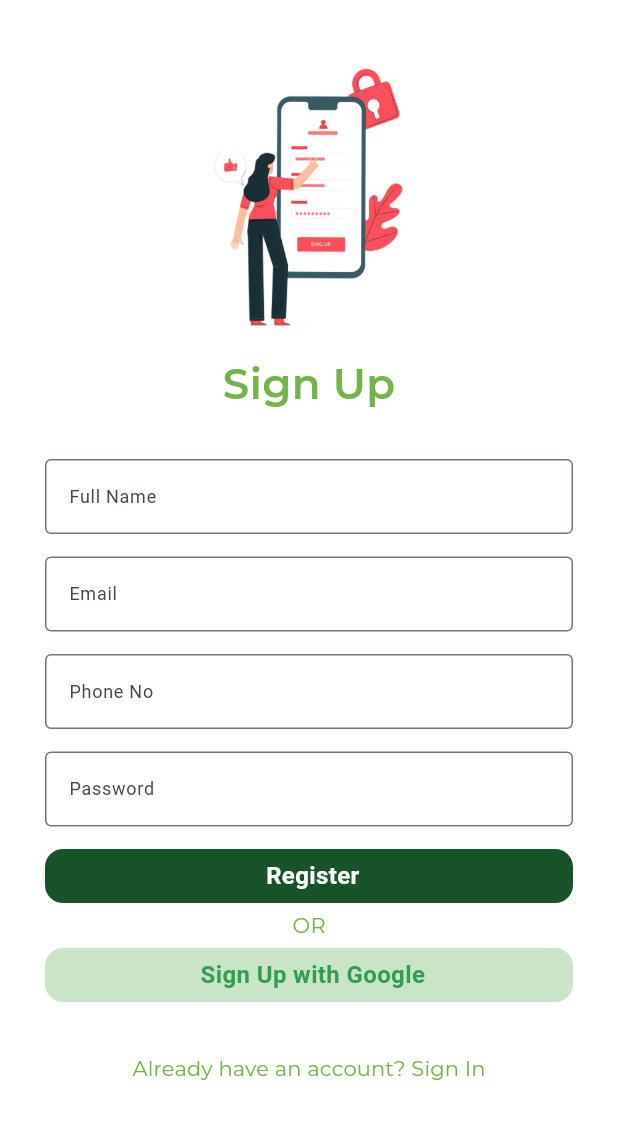
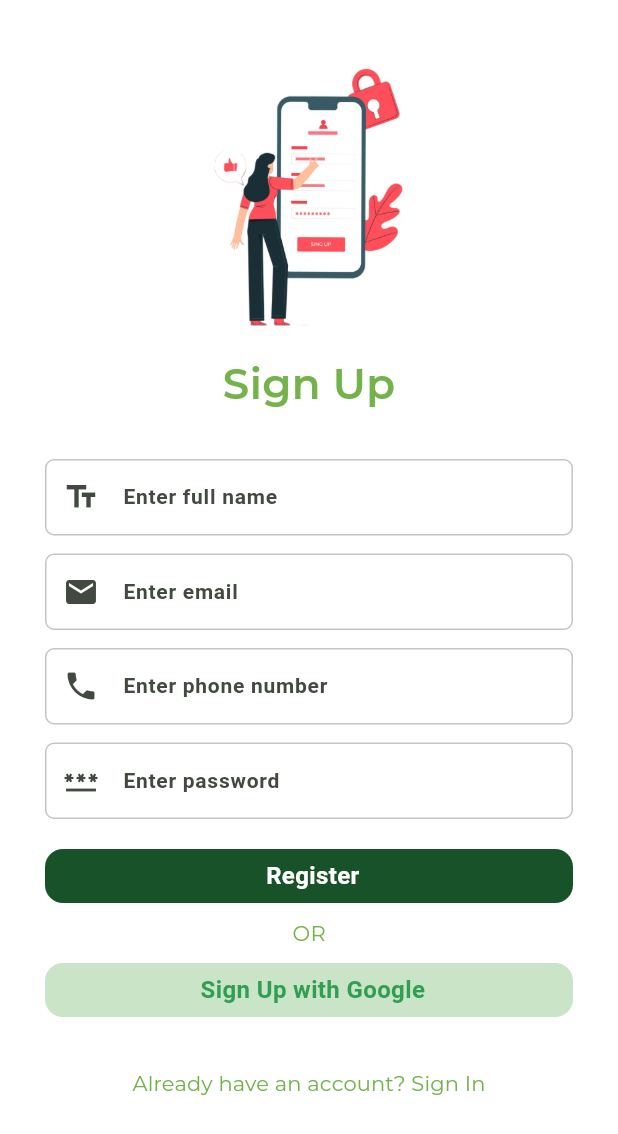
Before and after one commit to doublecreamchezeee/flutter-app, a Flutter app: the LoginScreen screen opened directly, after a tap on "Don't have account? Sign Up", on a phone screen of 412 x 824 dp. Shown: the top 1134 px of the screen. Run offline on Flutter 3.47's test engine with Material 3 defaults, Android fonts, the phone set to English and light mode, and no system bars; our stand-ins replace firebase_auth, firebase_core, flutter_otp_text_field, get, google_fonts; accounts and stored records are empty; network calls fail.

Commit message:
finish box text field

```diff
--- a/lib/features/authentication/screens/login/login_form.dart
+++ b/lib/features/authentication/screens/login/login_form.dart
@@ -16,21 +16,19 @@ class LoginForm extends StatelessWidget {
         Form(
             key: formKey,
             child: Column(children: [
-              TextFormField(
+              BoxInputField(
                 controller: controller.email,
-                decoration: const InputDecoration(
-                    labelText: 'Username',
-                    hintText: 'Email / Phone / Username',
-                    border: OutlineInputBorder()),
+                leading: const Icon(Icons.person),
+                placeholder: "Enter username",
               ),
               const SizedBox(height: 20),
-              TextFormField(
+              BoxInputField(
                 controller: controller.password,
-                decoration: const InputDecoration(
-                    labelText: 'Password',
-                    hintText: 'Password',
-                    border: OutlineInputBorder()),
+                leading: const Icon(Icons.password),
+                password: true,
+                placeholder: "Enter password",
               ),
+              const SizedBox(height: 10),
             ])),
         const SizedBox(height: 10),
         const LoginForgetPWModal(),
@@ -54,9 +52,8 @@ class LoginForm extends StatelessWidget {
           ),
         ),
         const SizedBox(
-          width: double.infinity,
-          child: BoxButton.outline(title: tSigninWGgBtn)
-        ),
+            width: double.infinity,
+            child: BoxButton.outline(title: tSigninWGgBtn)),
       ],
     );
   }
--- a/lib/features/authentication/screens/register/register_form.dart
+++ b/lib/features/authentication/screens/register/register_form.dart
@@ -15,38 +15,31 @@ class RegisterForm extends StatelessWidget {
       child: Form(
           key: formKey,
           child: Column(children: [
-            TextFormField(
+            BoxInputField(
               controller: controller.fullName,
-              decoration: const InputDecoration(
-                  labelText: 'Full Name',
-                  hintText: 'Full Name',
-                  border: OutlineInputBorder()),
+              leading: const Icon(Icons.text_fields),
+              placeholder: "Enter full name",
             ),
-            const SizedBox(height: 15),
-            TextFormField(
+            const SizedBox(height: 12),
+            BoxInputField(
               controller: controller.email,
-              decoration: const InputDecoration(
-                  labelText: 'Email',
-                  hintText: 'Email',
-                  border: OutlineInputBorder()),
+              leading: const Icon(Icons.email),
+              placeholder: "Enter email",
             ),
-            const SizedBox(height: 15),
-            TextFormField(
+            const SizedBox(height: 12),
+            BoxInputField(
               controller: controller.phone,
-              decoration: const InputDecoration(
-                  labelText: 'Phone No',
-                  hintText: 'Phone No',
-                  border: OutlineInputBorder()),
+              leading: const Icon(Icons.phone),
+              placeholder: "Enter phone number",
             ),
-            const SizedBox(height: 15),
-            TextFormField(
+            const SizedBox(height: 12),
+            BoxInputField(
               controller: controller.password,
-              decoration: const InputDecoration(
-                  labelText: 'Password',
-                  hintText: 'Password',
-                  border: OutlineInputBorder()),
+              leading: const Icon(Icons.password),
+              password: true,
+              placeholder: "Enter password",
             ),
-            const SizedBox(height: 15),
+            const SizedBox(height: 20),
             SizedBox(
                 width: double.infinity,
                 child: BoxButton(
@@ -60,7 +53,7 @@ class RegisterForm extends StatelessWidget {
                   },
                 )),
             const SizedBox(
-              height: 30,
+              height: 40,
               child: Align(
                 alignment: Alignment.center,
                 child: BoxText.caption("OR"),
--- a/lib/features/authentication/screens/verification/verify_email.dart
+++ b/lib/features/authentication/screens/verification/verify_email.dart
@@ -33,13 +33,10 @@ class _VerifyEmailState extends State<VerifyEmail> {
             Form(
               child: Column(
                 children: [
-                  TextFormField(
+                  BoxInputField(
                     controller: controller,
-                    decoration: const InputDecoration(
-                      labelText: 'Email',
-                      hintText: 'Email',
-                      border: OutlineInputBorder(),
-                    ),
+                    leading: const Icon(Icons.email),
+                    placeholder: 'Enter Email',
                   ),
                 ],
               ),
--- a/lib/features/authentication/screens/verification/verify_phone.dart
+++ b/lib/features/authentication/screens/verification/verify_phone.dart
@@ -4,14 +4,14 @@ import 'package:flutter_application_1/ui.dart';
 import 'package:get/get.dart';
 import 'package:flutter_application_1/features/authentication/screens/verification/otp_screen.dart';
 
-class VerifyPhone extends StatefulWidget{
+class VerifyPhone extends StatefulWidget {
   const VerifyPhone({super.key});
 
   @override
   State<VerifyPhone> createState() => _VerfyPhoneState();
 }
 
-class _VerfyPhoneState extends State<VerifyPhone>{
+class _VerfyPhoneState extends State<VerifyPhone> {
   TextEditingController controller = TextEditingController();
   @override
   void dispose() {
@@ -21,7 +21,8 @@ class _VerfyPhoneState extends State<VerifyPhone>{
 
   @override
   Widget build(BuildContext context) {
-    return Scaffold(  // Added Scaffold here
+    return Scaffold(
+      // Added Scaffold here
       appBar: AppBar(
         title: const BoxText.headingSmall(tAppBarVerifyPhone),
         backgroundColor: Colors.white,
@@ -33,13 +34,10 @@ class _VerfyPhoneState extends State<VerifyPhone>{
             Form(
               child: Column(
                 children: [
-                  TextFormField(
+                  BoxInputField(
                     controller: controller,
-                    decoration: const InputDecoration(
-                      labelText: 'Phone',
-                      hintText: 'Phone',
-                      border: OutlineInputBorder(),
-                    ),
+                    leading: const Icon(Icons.phone),
+                    placeholder: "Enter phone number",
                   ),
                 ],
               ),
--- a/lib/main.dart
+++ b/lib/main.dart
@@ -1,6 +1,5 @@
 import 'package:firebase_core/firebase_core.dart';
 import 'package:flutter/material.dart';
-import 'package:flutter_application_1/features/authentication/screens/login/login_screen.dart';
 import 'package:flutter_application_1/features/authentication/screens/welcome/welcome_screen.dart';
 import 'package:flutter_application_1/firebase_options.dart';
 import 'package:flutter_application_1/repository/auth_repository.dart';
@@ -25,8 +24,6 @@ class MyApp extends StatelessWidget {
       // darkTheme: AppTheme.darkTheme,
       themeMode: ThemeMode.light,
       home: const WelcomeScreen(),
-      // home: const LoginScreen(),
-
     );
   }
 }
--- a/lib/ui.dart
+++ b/lib/ui.dart
@@ -2,3 +2,4 @@ library ui;
 
 export 'utils/styles/box_text.dart';
 export 'utils/styles/box_button.dart';
+export 'utils/styles/box_input_field.dart';
--- /dev/null
+++ b/lib/utils/styles/box_input_field.dart
@@ -0,0 +1,56 @@
+import 'package:flutter/material.dart';
+import 'package:flutter_application_1/utils/theme/theme.dart';
+
+class BoxInputField extends StatelessWidget{
+  final TextEditingController controller;
+  final String placeholder;
+  final Widget? leading;
+  final Widget? trailing;
+  final void Function()? trailingTapped;
+  final bool password;
+  final circularBorder = OutlineInputBorder(
+    borderRadius: BorderRadius.circular(6),
+  );
+
+  BoxInputField({
+    super.key,
+    required this.controller,
+    this.placeholder = "",
+    this.leading,
+    this.trailing,
+    this.trailingTapped,
+    this.password = false,
+
+  });
+
+  @override
+  Widget build(BuildContext context) {
+    return TextField(
+      controller: controller,
+      style: AppText.buttonStyle,
+      obscureText: password,
+      decoration: InputDecoration(
+        hintText: placeholder,
+        contentPadding: const EdgeInsets.symmetric(vertical: 15, horizontal: 20),
+        filled: true,
+        fillColor: const Color.fromARGB(255, 255, 255, 255),
+        prefixIcon: leading,
+        suffixIcon: trailing != null ? GestureDetector(onTap: trailingTapped, child: trailing,) : null,
+        border: circularBorder.copyWith(
+          borderSide: const BorderSide(color: Color.fromARGB(255, 197, 197, 197))
+        ),
+        errorBorder: circularBorder.copyWith(
+          borderSide: const BorderSide(color: Color.fromARGB(255, 253, 82, 82))
+        ),
+        focusedBorder: circularBorder.copyWith(
+          borderSide: const BorderSide(color: Color.fromARGB(255, 151, 248, 122))
+        ),
+        enabledBorder: circularBorder.copyWith(
+          borderSide: const BorderSide(color: Color.fromARGB(255, 197, 197, 197))
+        ),
+      ),
+
+    );
+  }
+
+}
```
